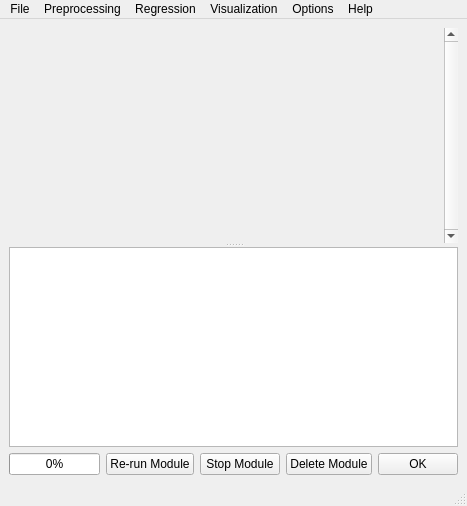
tthatcher95/PyHAT_Point_Spectra_GUI, file ui/MainWindow.ui: the form before one commit.
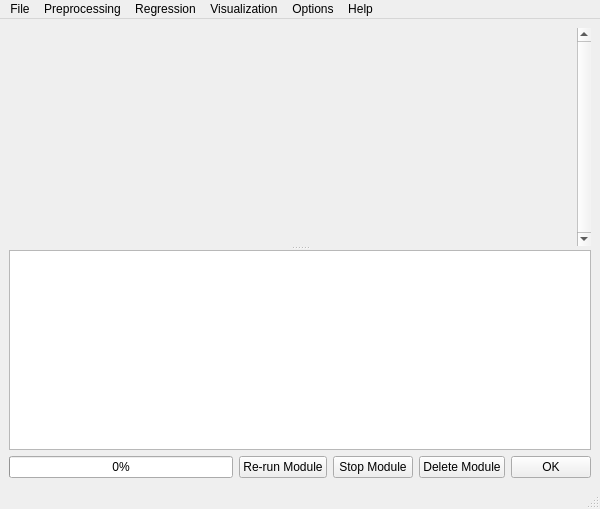
The form after the commit.

What changed in the file:
```diff
--- a/ui/MainWindow.ui
+++ b/ui/MainWindow.ui
@@ -6,10 +6,16 @@
    <rect>
     <x>0</x>
     <y>0</y>
-    <width>435</width>
-    <height>506</height>
+    <width>600</width>
+    <height>509</height>
    </rect>
   </property>
+  <property name="maximumSize">
+   <size>
+    <width>800</width>
+    <height>16777215</height>
+   </size>
+  </property>
   <property name="windowTitle">
    <string>PYSAT Point Spectra GUI</string>
   </property>
@@ -44,8 +50,8 @@
          <rect>
           <x>0</x>
           <y>0</y>
-          <width>400</width>
-          <height>211</height>
+          <width>557</width>
+          <height>193</height>
          </rect>
         </property>
         <layout class="QVBoxLayout" name="verticalLayout_3">
@@ -138,8 +144,8 @@
     <rect>
      <x>0</x>
      <y>0</y>
-     <width>435</width>
-     <height>21</height>
+     <width>600</width>
+     <height>26</height>
     </rect>
    </property>
    <widget class="QMenu" name="menuFile">
```
Left out of the diff: 6 changed lines with no effect on the pictures.
